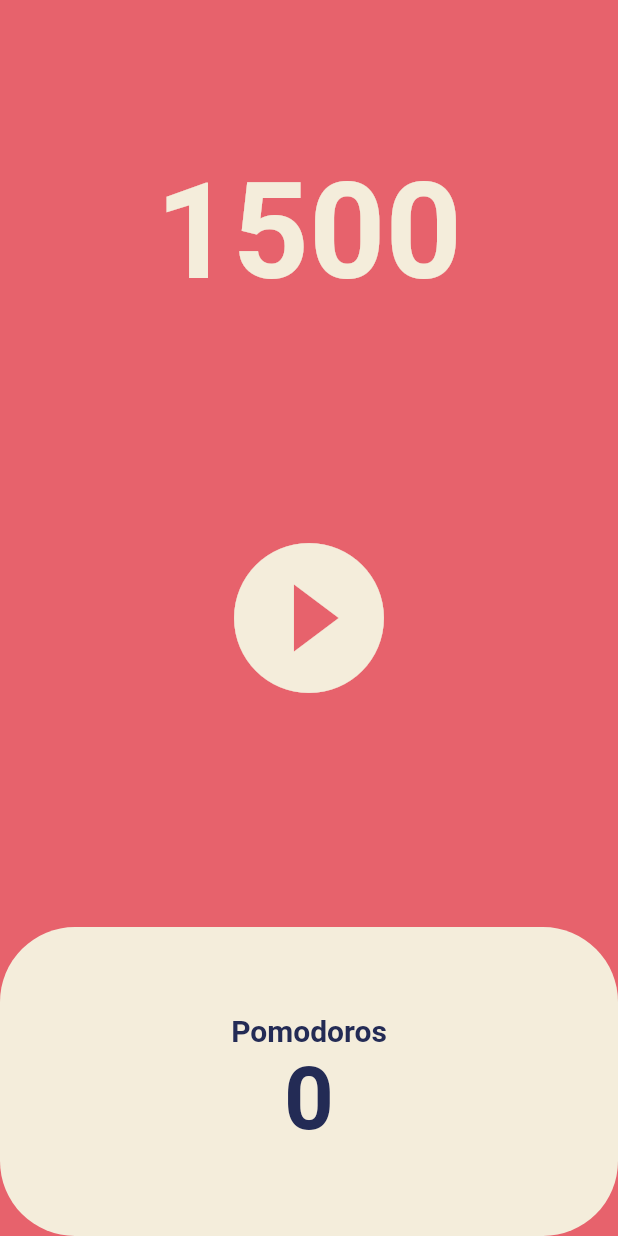
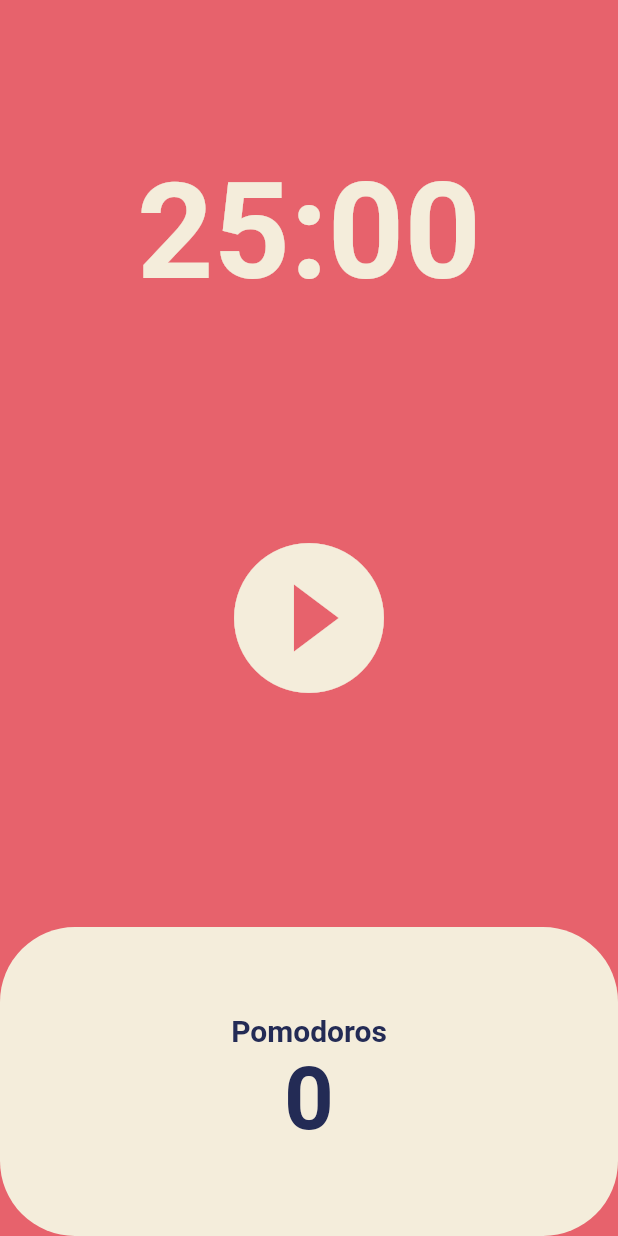
Before and after one commit to hank1245/flutter-app, a Flutter app: the screen it shows after launch, on a phone screen of 412 x 824 dp. Run offline on Flutter 3.47's test engine with Material 2 defaults, Android fonts, the phone set to English and light mode, and no system bars.

Commit message:
pomodoro finish

```diff
--- a/lib/screens/home_screen.dart
+++ b/lib/screens/home_screen.dart
@@ -55,6 +55,12 @@ class _HomeScreenState extends State<HomeScreen> {
     super.dispose();
   }
 
+  String format(int seconds) {
+    var duration = Duration(seconds: seconds);
+    duration.toString().split('.').first.substring(2, 7);
+    return duration.toString().split('.').first.substring(2, 7);
+  }
+
   @override
   Widget build(BuildContext context) {
     return Scaffold(
@@ -66,7 +72,7 @@ class _HomeScreenState extends State<HomeScreen> {
             child: Container(
               alignment: Alignment.bottomCenter,
               child: Text(
-                '$seconds',
+                format(seconds),
                 style: TextStyle(
                   color: Theme.of(context).cardColor,
                   fontSize: 89,
```
